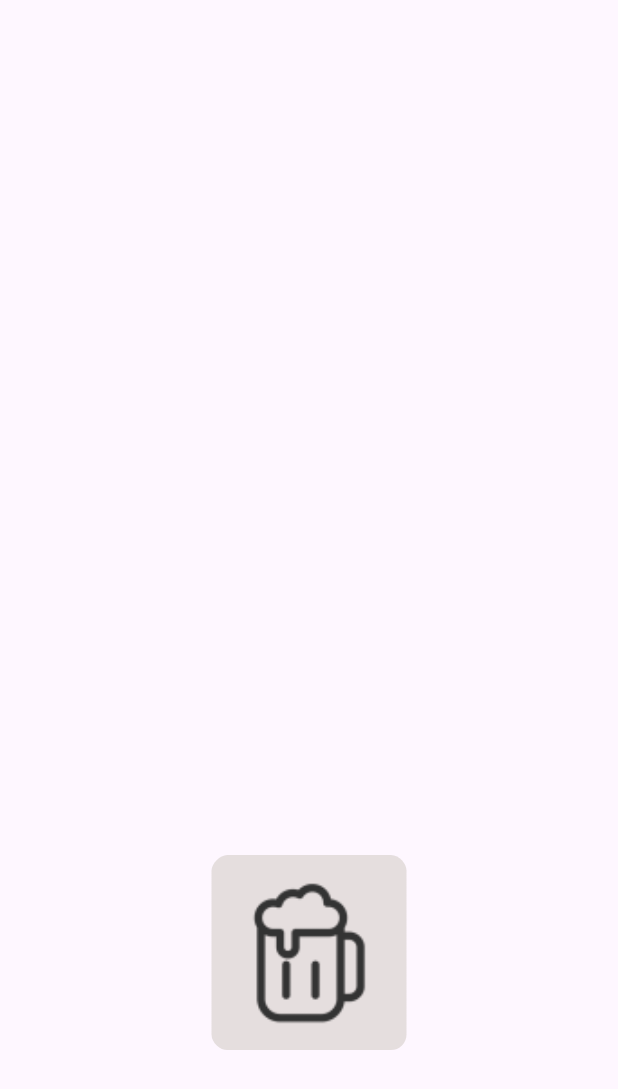
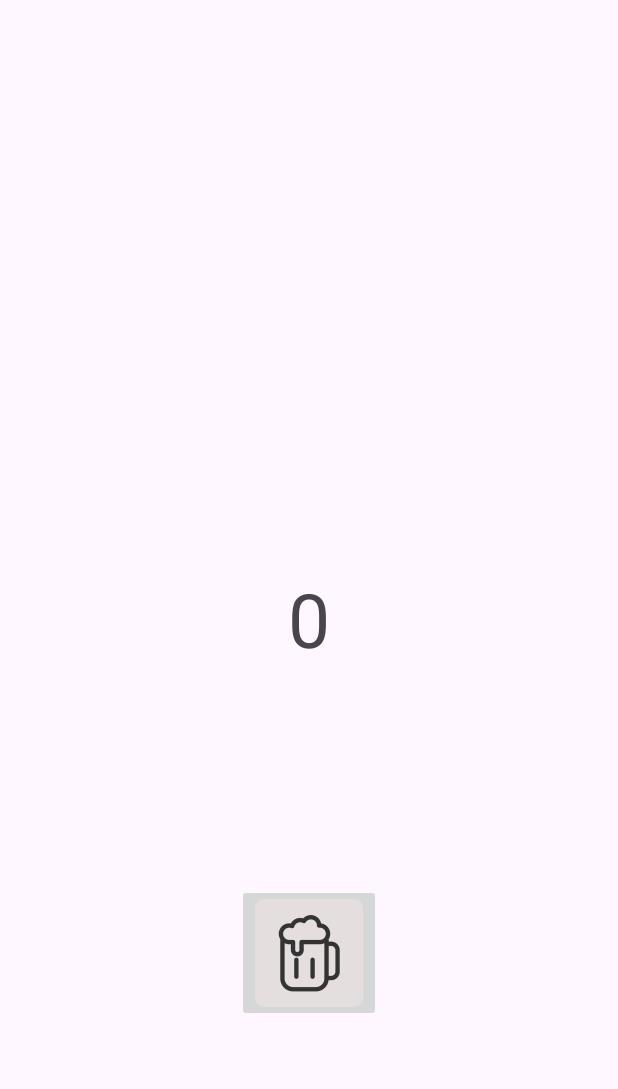
Before and after one commit to FockRock/Beer-Counter, an Android app: the layout activity_main.xml on its own in the app's theme, with its tools: preview values and no code run, on a phone screen of 412 x 824 dp. Shown: the top 1089 px of the screen. Run offline under Robolectric (Android 15) with nearby library versions, the phone set to English and light mode, and no system bars.

```diff
--- a/app/src/main/res/layout/activity_main.xml
+++ b/app/src/main/res/layout/activity_main.xml
@@ -12,20 +12,21 @@
         android:layout_width="wrap_content"
         android:layout_height="wrap_content"
         android:textSize="50sp"
+        android:text="0"
         app:layout_constraintBottom_toBottomOf="parent"
         app:layout_constraintEnd_toEndOf="parent"
         app:layout_constraintStart_toStartOf="parent"
         app:layout_constraintTop_toTopOf="parent" />
 
-    <ImageView
-        android:id="@+id/imageView"
-        android:layout_width="145dp"
-        android:layout_height="130dp"
+    <ImageButton
+        android:id="@+id/imageButton"
+        android:layout_width="wrap_content"
+        android:layout_height="wrap_content"
         app:layout_constraintBottom_toBottomOf="parent"
         app:layout_constraintEnd_toEndOf="parent"
         app:layout_constraintStart_toStartOf="parent"
         app:layout_constraintTop_toBottomOf="@+id/textView"
-        app:srcCompat="@mipmap/ic_launcher_round" />
+        app:srcCompat="@mipmap/ic_launcher" />
 
 
 </androidx.constraintlayout.widget.ConstraintLayout>
--- a/app/src/main/res/values/themes.xml
+++ b/app/src/main/res/values/themes.xml
@@ -1,6 +1,7 @@
 <resources xmlns:tools="http://schemas.android.com/tools">
     <!-- Base application theme. -->
     <style name="Base.Theme.BeerCounter" parent="Theme.Material3.DayNight.NoActionBar">
+
         <!-- Customize your light theme here. -->
         <!-- <item name="colorPrimary">@color/my_light_primary</item> -->
     </style>
```
Also changed, not shown: app/src/main/java/com/example/beercounter/MainActivity.kt (+7 -2 lines).
